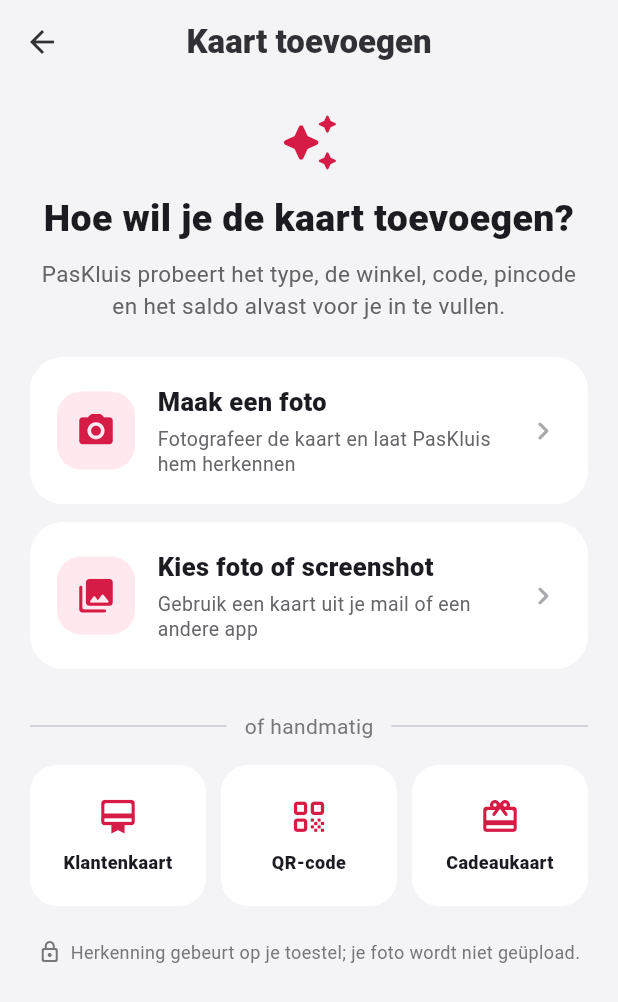
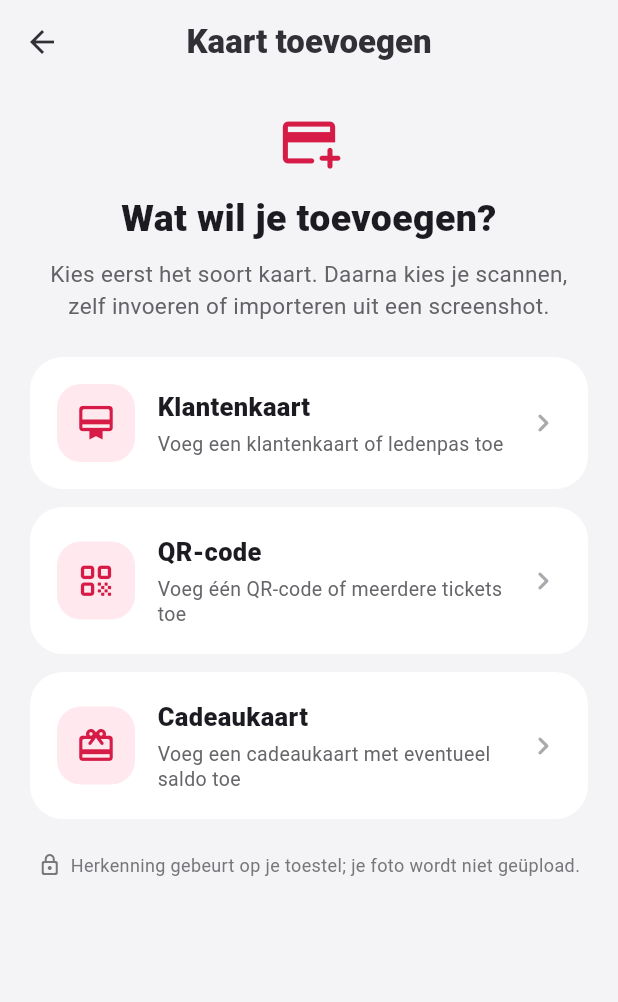
Before and after one commit to RonaldB03/paskluis, a Flutter app: the SmartAddScreen screen opened directly, on a phone screen of 412 x 824 dp. Shown: the top 1002 px of the screen. Run offline on Flutter 3.47's test engine with Material 3 defaults, Android fonts, the phone set to English and light mode, and no system bars; our stand-ins replace barcode_widget, flutter_secure_storage, hive_ce_flutter, image_picker, local_auth, qr_flutter and 3 more; missing offline and left inert: google_mlkit_text_recognition, mobile_scanner, screen_brightness; accounts and stored records are empty.

Commit message:
Refine card logos and add flow

```diff
--- a/lib/features/cards/card_view_screen.dart
+++ b/lib/features/cards/card_view_screen.dart
@@ -720,9 +720,9 @@
                                     )
                                   : BrandLogo(
                                       source: logoAsset,
-                                      // Wide logos contain considerably more
-                                      // whitespace than square brand marks.
-                                      scale: isWideGallLogo ? 2.15 : null,
+                                      // Fill the available width without
+                                      // clipping either end of wide logos.
+                                      scale: isWideGallLogo ? 1.72 : null,
                                     ),
                             )
                           : const Icon(
--- a/lib/features/scanner/smart_add_screen.dart
+++ b/lib/features/scanner/smart_add_screen.dart
@@ -8,10 +8,10 @@
 
 class SmartAddOutcome {
   final SmartCardImportResult? importResult;
-  final SmartAddManualType? manualType;
+  final SmartAddManualType? selectedType;
 
-  const SmartAddOutcome.import(this.importResult) : manualType = null;
-  const SmartAddOutcome.manual(this.manualType) : importResult = null;
+  const SmartAddOutcome.import(this.importResult, this.selectedType);
+  const SmartAddOutcome.manual(this.selectedType) : importResult = null;
 }
 
 class SmartAddScreen extends StatefulWidget {
@@ -23,6 +23,7 @@
 
 class _SmartAddScreenState extends State<SmartAddScreen> {
   bool analyzing = false;
+  SmartAddManualType? selectedType;
 
   Future<void> analyze(ImageSource source) async {
     if (analyzing) return;
@@ -36,7 +37,7 @@
         setState(() => analyzing = false);
         return;
       }
-      Navigator.pop(context, SmartAddOutcome.import(result));
+      Navigator.pop(context, SmartAddOutcome.import(result, selectedType));
     } catch (_) {
       if (!mounted) return;
       setState(() => analyzing = false);
@@ -53,6 +54,13 @@
   void manual(SmartAddManualType type) {
     Navigator.pop(context, SmartAddOutcome.manual(type));
   }
+
+  String get selectedLabel => switch (selectedType) {
+    SmartAddManualType.loyalty => 'klantenkaart',
+    SmartAddManualType.qr => 'QR-code',
+    SmartAddManualType.gift => 'cadeaukaart',
+    null => 'kaart',
+  };
 
   @override
   Widget build(BuildContext context) {
@@ -72,20 +80,26 @@
         child: ListView(
           padding: const EdgeInsets.fromLTRB(20, 18, 20, 30),
           children: [
-            const Icon(
-              Icons.auto_awesome_rounded,
+            Icon(
+              selectedType == null
+                  ? Icons.add_card_rounded
+                  : Icons.auto_awesome_rounded,
               color: Color(0xFFD51B46),
               size: 42,
             ),
             const SizedBox(height: 12),
-            const Text(
-              'Hoe wil je de kaart toevoegen?',
+            Text(
+              selectedType == null
+                  ? 'Wat wil je toevoegen?'
+                  : 'Hoe wil je deze $selectedLabel toevoegen?',
               textAlign: TextAlign.center,
               style: TextStyle(fontSize: 25, fontWeight: FontWeight.w900),
             ),
             const SizedBox(height: 8),
-            const Text(
-              'PasKluis probeert het type, de winkel, code, pincode en het saldo alvast voor je in te vullen.',
+            Text(
+              selectedType == null
+                  ? 'Kies eerst het soort kaart. Daarna kies je scannen, zelf invoeren of importeren uit een screenshot.'
+                  : 'Je kunt een winkel kiezen en de code scannen, alles zelf invoeren, of gegevens uit een screenshot laten herkennen.',
               textAlign: TextAlign.center,
               style: TextStyle(
                 fontSize: 15,
@@ -94,19 +108,50 @@
               ),
             ),
             const SizedBox(height: 24),
+            if (selectedType == null) ...[
               _SmartChoice(
-              icon: Icons.photo_camera_rounded,
-              title: 'Maak een foto',
-              subtitle: 'Fotografeer de kaart en laat PasKluis hem herkennen',
-              onTap: analyzing ? null : () => analyze(ImageSource.camera),
+                icon: Icons.card_membership_rounded,
+                title: 'Klantenkaart',
+                subtitle: 'Voeg een klantenkaart of ledenpas toe',
+                onTap: () => setState(
+                  () => selectedType = SmartAddManualType.loyalty,
+                ),
+              ),
+              const SizedBox(height: 12),
+              _SmartChoice(
+                icon: Icons.qr_code_rounded,
+                title: 'QR-code',
+                subtitle: 'Voeg één QR-code of meerdere tickets toe',
+                onTap: () => setState(
+                  () => selectedType = SmartAddManualType.qr,
+                ),
+              ),
+              const SizedBox(height: 12),
+              _SmartChoice(
+                icon: Icons.card_giftcard_rounded,
+                title: 'Cadeaukaart',
+                subtitle: 'Voeg een cadeaukaart met eventueel saldo toe',
+                onTap: () => setState(
+                  () => selectedType = SmartAddManualType.gift,
+                ),
+              ),
+            ] else ...[
+              _SmartChoice(
+                icon: Icons.qr_code_scanner_rounded,
+                title: 'Winkel kiezen of zelf invoeren',
+                subtitle: selectedType == SmartAddManualType.qr
+                    ? 'Scan de QR-code of voer de gegevens zelf in'
+                    : 'Kies een winkel, scan de barcode of kies Handmatig',
+                onTap: () => manual(selectedType!),
               ),
               const SizedBox(height: 12),
               _SmartChoice(
                 icon: Icons.photo_library_rounded,
-              title: 'Kies foto of screenshot',
-              subtitle: 'Gebruik een kaart uit je mail of een andere app',
+                title: 'Importeren uit screenshot',
+                subtitle: 'Kies een afbeelding uit je fotobibliotheek',
                 onTap: analyzing ? null : () => analyze(ImageSource.gallery),
               ),
+            ],
             if (analyzing) ...[
               const SizedBox(height: 18),
               const Center(
@@ -115,48 +160,16 @@
               const SizedBox(height: 8),
               const Center(child: Text('Kaart wordt herkend…')),
             ],
-            const SizedBox(height: 28),
-            const Row(
-              children: [
-                Expanded(child: Divider()),
-                Padding(
-                  padding: EdgeInsets.symmetric(horizontal: 12),
-                  child: Text(
-                    'of handmatig',
-                    style: TextStyle(color: Color(0xFF77777B)),
-                  ),
-                ),
-                Expanded(child: Divider()),
-              ],
-            ),
+            if (selectedType != null) ...[
               const SizedBox(height: 16),
-            Row(
-              children: [
-                Expanded(
-                  child: _ManualChoice(
-                    icon: Icons.card_membership_rounded,
-                    label: 'Klantenkaart',
-                    onTap: () => manual(SmartAddManualType.loyalty),
-                  ),
-                ),
-                const SizedBox(width: 10),
-                Expanded(
-                  child: _ManualChoice(
-                    icon: Icons.qr_code_rounded,
-                    label: 'QR-code',
-                    onTap: () => manual(SmartAddManualType.qr),
-                  ),
-                ),
-                const SizedBox(width: 10),
-                Expanded(
-                  child: _ManualChoice(
-                    icon: Icons.card_giftcard_rounded,
-                    label: 'Cadeaukaart',
-                    onTap: () => manual(SmartAddManualType.gift),
-                  ),
+              TextButton.icon(
+                onPressed: analyzing
+                    ? null
+                    : () => setState(() => selectedType = null),
+                icon: const Icon(Icons.arrow_back_rounded),
+                label: const Text('Ander type kiezen'),
               ),
             ],
-            ),
             const SizedBox(height: 22),
             const Row(
               mainAxisAlignment: MainAxisAlignment.center,
@@ -249,45 +262,3 @@
     );
   }
 }
-
-class _ManualChoice extends StatelessWidget {
-  final IconData icon;
-  final String label;
-  final VoidCallback onTap;
-
-  const _ManualChoice({
-    required this.icon,
-    required this.label,
-    required this.onTap,
-  });
-
-  @override
-  Widget build(BuildContext context) {
-    return Material(
-      color: Colors.white,
-      borderRadius: BorderRadius.circular(18),
-      child: InkWell(
-        onTap: onTap,
-        borderRadius: BorderRadius.circular(18),
-        child: SizedBox(
-          height: 94,
-          child: Column(
-            mainAxisAlignment: MainAxisAlignment.center,
-            children: [
-              Icon(icon, color: const Color(0xFFD51B46), size: 27),
-              const SizedBox(height: 8),
-              Text(
-                label,
-                textAlign: TextAlign.center,
-                style: const TextStyle(
-                  fontSize: 12,
-                  fontWeight: FontWeight.w800,
-                ),
-              ),
-            ],
-          ),
-        ),
-      ),
-    );
-  }
-}
```
Also changed, not shown: lib/features/cards/cards_screen.dart (+15 -2 lines), lib/features/home/home_screen.dart (+12 -40 lines). Lines whose indentation alone changed are shown as unchanged.
